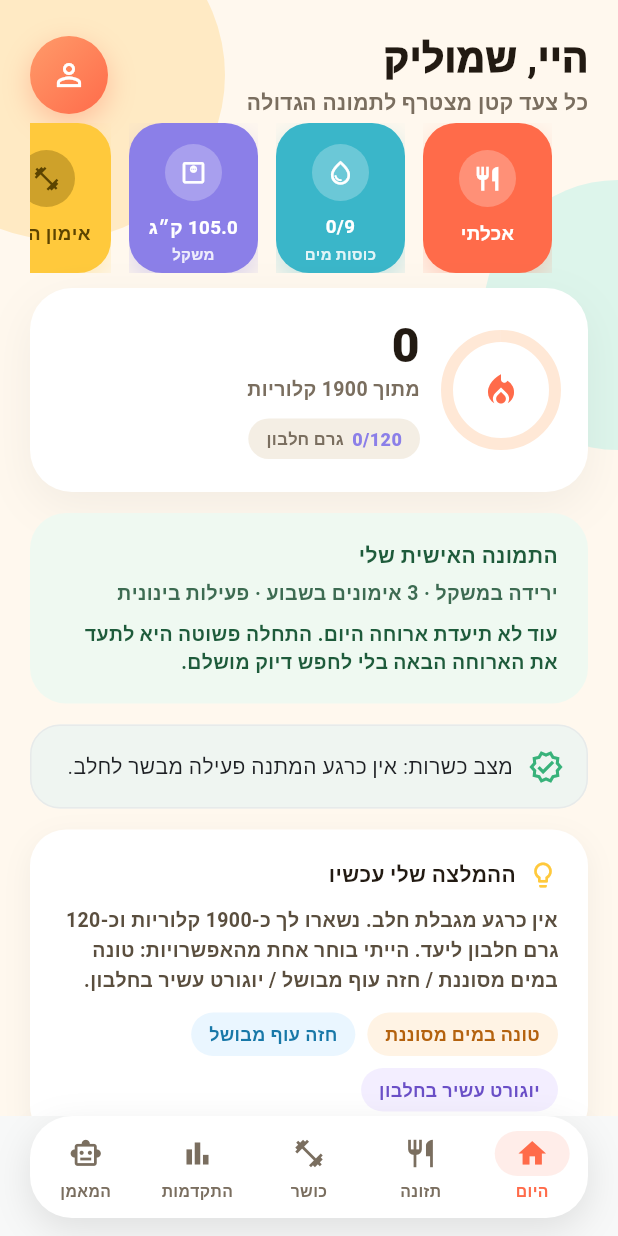
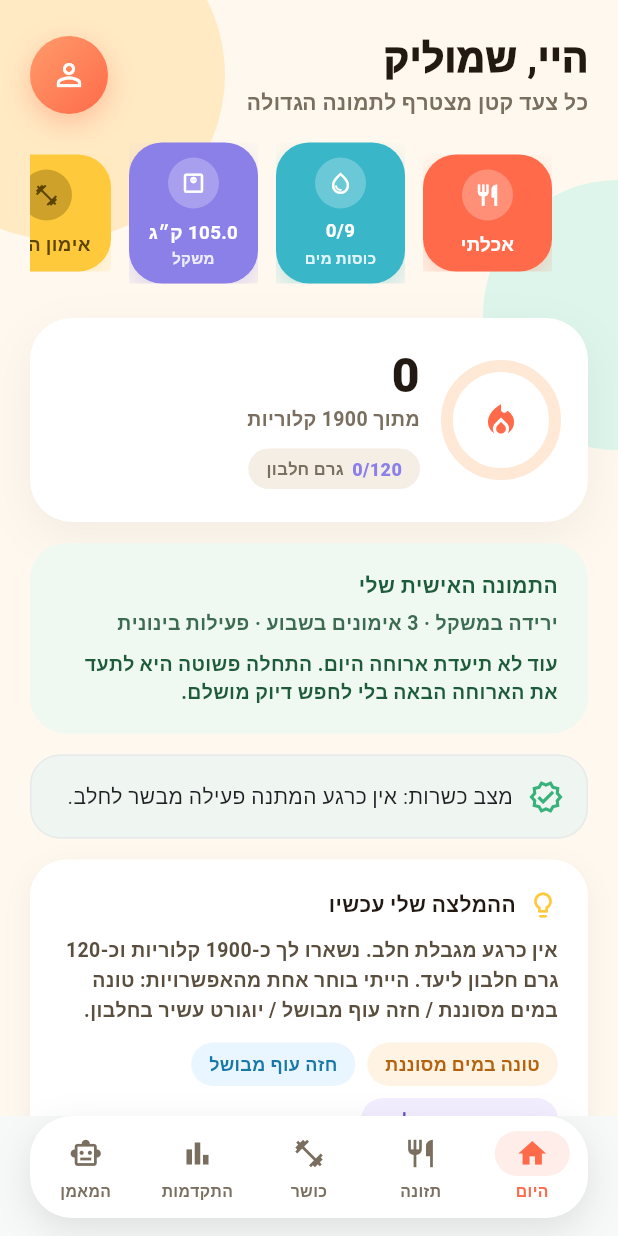
Before and after one commit to shmulik33-star/healthy-lifestyle-app, a Flutter app: the screen it shows after launch, on a phone screen of 412 x 824 dp. Run offline on Flutter 3.47's test engine with Material 3 defaults, Android fonts, the phone set to English and light mode, and no system bars; our stand-ins replace image_picker, shared_preferences, supabase_flutter; missing offline and left inert: mobile_scanner; accounts and stored records are empty; Roboto replaces fonts that are missing (Rubik).

Commit message:
Fix quick-action tile overflow: give more real headroom instead of trimming to the edge
CI failed on a RenderFlex overflow inside _QuickActionTile's Column
(home_screen.dart) for the two-line tiles (water/weight, which show
both a value and a label) -- the overflow also broke tap hit-testing
in two home_screen_redesign_test.dart tests (the weight quick-log
success/validation cases), since Flutter derives a tap's offset from
the widget's rendered geometry, and that geometry was wrong once the
Column overflowed.

The exact margin needed is hard to pin down precisely: flutter_test
doesn't load the Google Fonts Rubik/Assistant link tag from
web/index.html, so the test environment renders with fallback font
metrics that plausibly have taller line-heights than what actually
renders in-browser. Rather than trim padding to a number that happens
to survive the fallback font, gave the row real headroom: outer
quick-action-strip height 108->128, tile internal padding 14->10,
icon circle 38->34, and dropped the SingleChildScrollView's own
vertical padding (redundant with the tile's own padding) so the full
128 is available.

```diff
--- a/lib/features/home/home_screen.dart
+++ b/lib/features/home/home_screen.dart
@@ -106,10 +106,9 @@ class HomeScreen extends StatelessWidget {
                 // "צעדים" is dropped here per the redesign brief; the
                 // underlying step data/screen are untouched.
                 SizedBox(
-                  height: 108,
+                  height: 128,
                   child: SingleChildScrollView(
                     scrollDirection: Axis.horizontal,
-                    padding: const EdgeInsets.symmetric(vertical: 4),
                     child: Row(
                       children: [
                         const SizedBox(width: 24),
@@ -451,20 +450,21 @@ class _QuickActionTile extends StatelessWidget {
               ],
             ),
             child: Padding(
-              padding: const EdgeInsets.symmetric(horizontal: 8, vertical: 14),
+              padding: const EdgeInsets.symmetric(horizontal: 8, vertical: 10),
               child: Column(
+                mainAxisSize: MainAxisSize.min,
                 mainAxisAlignment: MainAxisAlignment.center,
                 children: [
                   Container(
-                    width: 38,
-                    height: 38,
+                    width: 34,
+                    height: 34,
                     decoration: BoxDecoration(
                       shape: BoxShape.circle,
                       color: contentColor.withValues(alpha: darkContent ? .30 : .25),
                     ),
-                    child: Icon(icon, color: contentColor, size: 19),
+                    child: Icon(icon, color: contentColor, size: 17),
                   ),
-                  const SizedBox(height: 8),
+                  const SizedBox(height: 6),
                   Text(
                     value ?? label,
                     textAlign: TextAlign.center,
```
